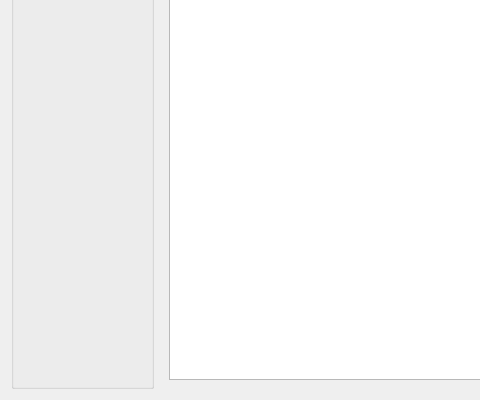
Old version of the form valuetool/ui_valuewidgetbase.ui in the repository CS-SI/TerreImage; both pictures show x 0 to 480 and y 97 to 497 of the 925 by 497 pixel window.
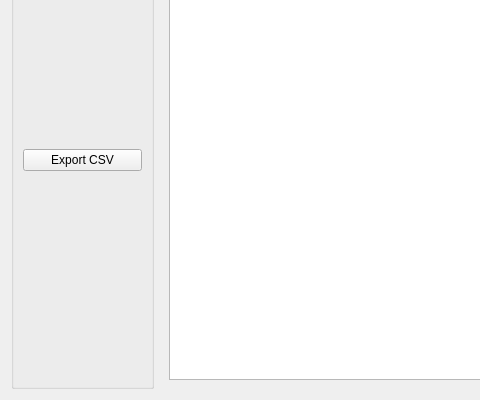
New version of the form.

Patch:
```diff
--- a/valuetool/ui_valuewidgetbase.ui
+++ b/valuetool/ui_valuewidgetbase.ui
@@ -23,6 +23,13 @@
       <item>
        <layout class="QVBoxLayout" name="verticalLayout_curves"/>
       </item>
+      <item>
+       <widget class="QPushButton" name="pushButton_csv">
+        <property name="text">
+         <string>Export CSV</string>
+        </property>
+       </widget>
+      </item>
      </layout>
     </widget>
    </item>
```
